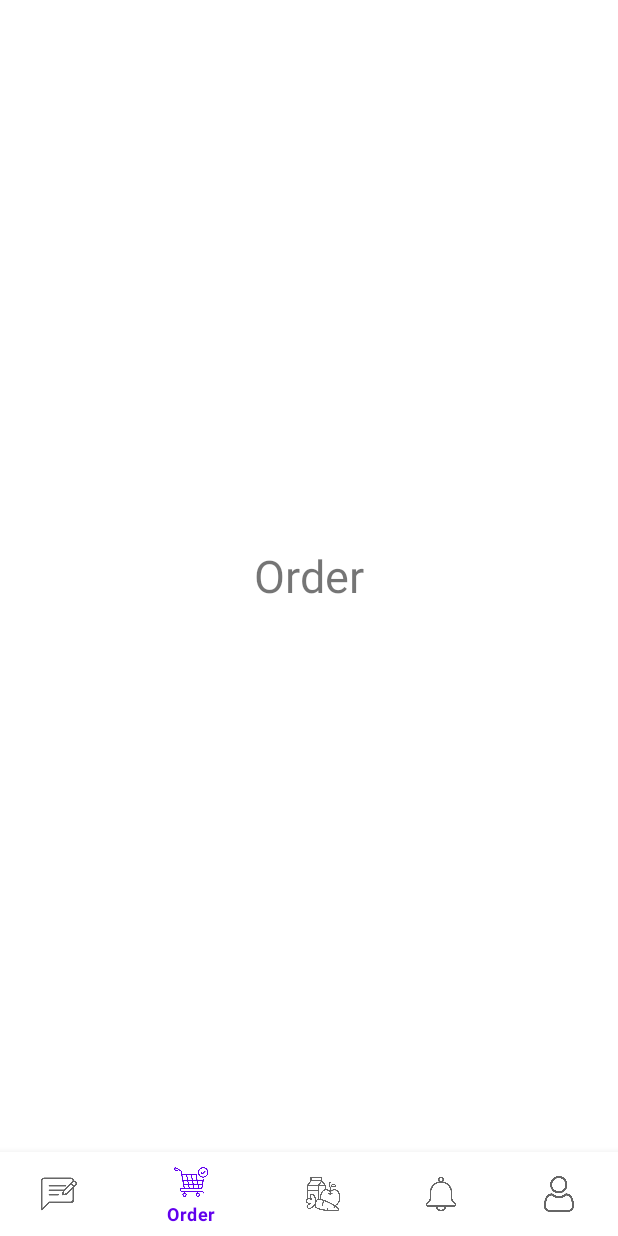
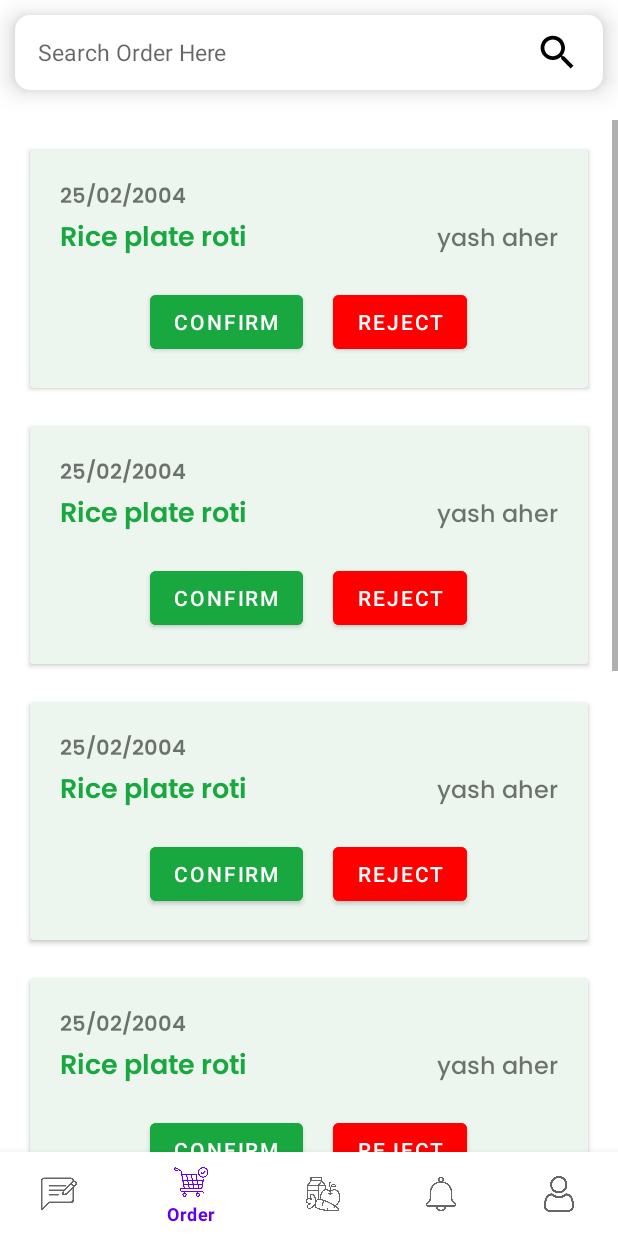
Before and after one commit to chetan7020/FoodBankApp, an Android app: the ProviderOrderFragment screen opened through its navigation route, on a phone screen of 412 x 824 dp. Run offline under Robolectric (Android 15) with nearby library versions, the phone set to English and light mode, and no system bars; our stand-ins replace navigation-ui.

```diff
--- a/app/src/main/AndroidManifest.xml
+++ b/app/src/main/AndroidManifest.xml
@@ -25,7 +25,9 @@
             android:theme="@style/Theme.MaterialComponents.DayNight.NoActionBar" />
         <activity
             android:name=".SplashActivity"
-            android:exported="false" />
+            android:exported="false">
+
+        </activity>
         <activity
             android:name=".provider.ProviderMainActivity"
             android:exported="true"
--- a/app/src/main/java/com/codizcdp/foodbanksurplus/provider/ui/ProviderOrderFragment.java
+++ b/app/src/main/java/com/codizcdp/foodbanksurplus/provider/ui/ProviderOrderFragment.java
@@ -17,7 +17,6 @@ public class ProviderOrderFragment extends Fragment {
     private void init(){
         initialize();
 
-
     }
 
     private void initialize(){
--- a/app/src/main/res/layout/activity_customer_register.xml
+++ b/app/src/main/res/layout/activity_customer_register.xml
@@ -1,10 +1,9 @@
 <?xml version="1.0" encoding="utf-8"?>
 <RelativeLayout xmlns:android="http://schemas.android.com/apk/res/android"
-    xmlns:app="http://schemas.android.com/apk/res-auto"
     xmlns:tools="http://schemas.android.com/tools"
     android:layout_width="match_parent"
     android:layout_height="match_parent"
-    tools:context=".CustomerRegister">
+    tools:context=".CustomerRegisterActivity">
 
     <LinearLayout
         android:layout_width="match_parent"
@@ -14,9 +13,9 @@
         <ImageView
             android:layout_width="150dp"
             android:layout_height="150dp"
-                android:src="@drawable/login_img"
             android:layout_gravity="center"
-                android:layout_marginTop="30dp"/>
+            android:layout_marginTop="30dp"
+            android:src="@drawable/login_img" />
 
         <LinearLayout
             android:layout_width="match_parent"
@@ -27,23 +26,23 @@
             <TextView
                 android:layout_width="wrap_content"
                 android:layout_height="wrap_content"
-            android:text="Welcome to"
-            android:gravity="center"
                 android:layout_marginTop="50dp"
                 android:fontFamily="@font/poppins_semibold"
-            android:textSize="20dp"
-            android:textColor="@color/black"/>
+                android:gravity="center"
+                android:text="Welcome to"
+                android:textColor="@color/black"
+                android:textSize="20dp" />
 
             <TextView
                 android:layout_width="wrap_content"
                 android:layout_height="wrap_content"
+                android:layout_marginLeft="5dp"
+                android:layout_marginTop="50dp"
+                android:fontFamily="@font/poppins_semibold"
+                android:gravity="center"
                 android:text="Feed the Need"
-            android:gravity="center"
-            android:layout_marginTop="50dp"
-            android:layout_marginLeft="5dp"
-            android:fontFamily="@font/poppins_semibold"
-            android:textSize="20dp"
-            android:textColor="@color/green"/>
+                android:textColor="@color/green"
+                android:textSize="20dp" />
 
 
         </LinearLayout>
@@ -59,22 +58,16 @@
             android:textSize="16dp" />
 
 
-
-
         <LinearLayout
             android:layout_width="match_parent"
             android:layout_height="wrap_content"
             android:orientation="vertical">
 
 
-
-
-
             <com.google.android.material.textfield.TextInputLayout
                 android:id="@+id/text_input_layout1"
                 android:layout_width="match_parent"
                 android:layout_height="wrap_content"
-            android:layout_marginTop="50dp"
                 android:layout_marginLeft="20dp"
                 android:layout_marginRight="20dp"
                 android:layout_marginBottom="20dp">
@@ -88,10 +81,11 @@
                     android:drawablePadding="10dp"
                     android:fontFamily="@font/poppins_medium"
                     android:hint="Username"
+                    android:paddingLeft="20dp"
                     android:paddingTop="30dp"
-                android:paddingLeft="20dp"
                     android:paddingRight="20dp"
-                android:paddingBottom="20dp"/>
+                    android:paddingBottom="20dp"
+                    />
 
             </com.google.android.material.textfield.TextInputLayout>
 
@@ -112,8 +106,8 @@
                     android:drawablePadding="10dp"
                     android:fontFamily="@font/poppins_medium"
                     android:hint="Password"
+                    android:paddingLeft="20dp"
                     android:paddingTop="30dp"
-                android:paddingLeft="20dp"
                     android:paddingRight="20dp"
                     android:paddingBottom="20dp" />
 
@@ -136,8 +130,8 @@
                     android:drawablePadding="10dp"
                     android:fontFamily="@font/poppins_medium"
                     android:hint="Confirm Password"
+                    android:paddingLeft="20dp"
                     android:paddingTop="30dp"
-                android:paddingLeft="20dp"
                     android:paddingRight="20dp"
                     android:paddingBottom="20dp" />
 
@@ -146,15 +140,15 @@
             <Button
                 android:layout_width="match_parent"
                 android:layout_height="wrap_content"
+                android:layout_marginLeft="40dp"
+                android:layout_marginTop="40dp"
+                android:layout_marginRight="40dp"
+                android:backgroundTint="@color/green"
+                android:fontFamily="@font/poppins_semibold"
+                android:padding="15dp"
                 android:text="Sign Up"
                 android:textColor="@color/white"
-            android:padding="15dp"
-            android:layout_marginTop="40dp"
-            android:layout_marginLeft="40dp"
-            android:layout_marginRight="40dp"
-            android:textSize="17dp"
-            android:fontFamily="@font/poppins_semibold"
-            android:backgroundTint="@color/green"/>
+                android:textSize="17dp" />
 
 
             <LinearLayout
@@ -167,23 +161,22 @@
                 <TextView
                     android:layout_width="wrap_content"
                     android:layout_height="wrap_content"
+                    android:fontFamily="@font/poppins_semibold"
+                    android:gravity="center_horizontal"
                     android:text="For Provider Register?"
-                android:fontFamily="@font/poppins_semibold"
-                android:textAlignment="center"
-                android:gravity="center_horizontal"/>
+                    android:textAlignment="center" />
 
                 <TextView
                     android:id="@+id/provider_register"
                     android:layout_width="wrap_content"
                     android:layout_height="wrap_content"
+                    android:layout_gravity="center_horizontal"
+                    android:fontFamily="@font/poppins_semibold"
+                    android:gravity="center_horizontal"
+                    android:paddingLeft="5dp"
                     android:text="Click here"
-                android:paddingLeft="5dp"
-                android:fontFamily="@font/poppins_semibold"
-                android:textColor="@color/green"
                     android:textAlignment="center"
-                android:layout_gravity="center_horizontal"
-                android:gravity="center_horizontal"/>
-
+                    android:textColor="@color/green" />
 
 
             </LinearLayout>
@@ -193,45 +186,36 @@
 
     </LinearLayout>
 
-
     <LinearLayout
         android:layout_width="match_parent"
         android:layout_height="wrap_content"
         android:layout_alignParentBottom="true"
+        android:layout_marginBottom="20dp"
         android:gravity="center"
-        android:layout_marginBottom="20dp"
         android:orientation="horizontal">
 
         <TextView
             android:layout_width="wrap_content"
             android:layout_height="wrap_content"
+            android:fontFamily="@font/poppins_semibold"
+            android:gravity="center_horizontal"
             android:text="Already have an account?"
-            android:fontFamily="@font/poppins_semibold"
-            android:textAlignment="center"
-            android:gravity="center_horizontal"/>
+            android:textAlignment="center" />
 
         <TextView
             android:id="@+id/login"
             android:layout_width="wrap_content"
             android:layout_height="wrap_content"
+            android:layout_gravity="center_horizontal"
+            android:fontFamily="@font/poppins_semibold"
+            android:gravity="center_horizontal"
+            android:paddingLeft="5dp"
             android:text="Login"
-            android:paddingLeft="5dp"
-            android:fontFamily="@font/poppins_semibold"
-            android:textColor="@color/green"
             android:textAlignment="center"
-            android:layout_gravity="center_horizontal"
-            android:gravity="center_horizontal"/>
-
+            android:textColor="@color/green" />
 
 
     </LinearLayout>
 
 
-
-
-
-
-
-
-
 </RelativeLayout>
--- a/app/src/main/res/layout/feedback_layout.xml
+++ b/app/src/main/res/layout/feedback_layout.xml
@@ -1,12 +1,14 @@
 <?xml version="1.0" encoding="utf-8"?>
 <LinearLayout xmlns:android="http://schemas.android.com/apk/res/android"
+    xmlns:app="http://schemas.android.com/apk/res-auto"
     android:layout_width="match_parent"
     android:layout_height="wrap_content">
 
     <androidx.cardview.widget.CardView
         android:layout_width="match_parent"
         android:layout_height="wrap_content"
-        android:layout_margin="10dp">
+        android:layout_margin="10dp"
+        app:cardBackgroundColor="@color/light_green">
 
         <LinearLayout
             android:layout_width="match_parent"
--- a/app/src/main/res/layout/provider_fragment_food.xml
+++ b/app/src/main/res/layout/provider_fragment_food.xml
@@ -72,7 +72,6 @@
         android:layout_marginRight="30dp"
         android:layout_marginBottom="30dp"
         android:src="@drawable/addbtnsvg"
-        app:backgroundTint="@color/white"
         app:maxImageSize="57dp"/>
 
 
--- a/app/src/main/res/layout/provider_fragment_order.xml
+++ b/app/src/main/res/layout/provider_fragment_order.xml
@@ -1,15 +1,73 @@
 <?xml version="1.0" encoding="utf-8"?>
-<LinearLayout xmlns:android="http://schemas.android.com/apk/res/android"
+<RelativeLayout xmlns:android="http://schemas.android.com/apk/res/android"
     xmlns:tools="http://schemas.android.com/tools"
     android:layout_width="match_parent"
     android:layout_height="match_parent"
-    android:gravity="center"
     tools:context=".provider.ui.ProviderOrderFragment">
 
-    <TextView
-        android:layout_width="wrap_content"
+    <RelativeLayout
+        android:id="@+id/relLayout1"
+        android:layout_width="match_parent"
+        android:layout_height="50dp"
+        android:layout_marginLeft="10dp"
+        android:layout_marginTop="10dp"
+        android:layout_marginRight="10dp"
+        android:background="@drawable/round_corner"
+        android:elevation="10dp"
+        android:paddingStart="15dp">
+
+        <ImageView
+            android:id="@+id/ivSearch"
+            android:layout_width="30dp"
+            android:layout_height="30dp"
+            android:layout_alignParentEnd="true"
+            android:layout_centerVertical="true"
+            android:layout_marginStart="10dp"
+            android:layout_marginEnd="15dp"
+            android:src="@drawable/magnify" />
+
+        <AutoCompleteTextView
+            android:id="@+id/etSearch"
+            android:layout_width="match_parent"
+            android:layout_height="match_parent"
+            android:layout_centerVertical="true"
+            android:layout_toStartOf="@+id/ivSearch"
+            android:background="@null"
+            android:hint="Search Order Here"
+            android:imeOptions="actionSearch"
+            android:textColor="@color/black"
+            android:textSize="15sp" />
+
+    </RelativeLayout>
+
+    <ScrollView
+        android:layout_width="match_parent"
         android:layout_height="wrap_content"
-        android:text="Order"
-        android:textSize="30sp" />
+        android:layout_below="@id/relLayout1"
+        android:layout_marginTop="20dp">
 
-</LinearLayout>
+
+        <LinearLayout
+            android:layout_width="match_parent"
+            android:layout_height="wrap_content"
+            android:orientation="vertical">
+
+            <include layout="@layout/provider_order_layout" />
+
+            <include layout="@layout/provider_order_layout" />
+
+            <include layout="@layout/provider_order_layout" />
+
+            <include layout="@layout/provider_order_layout" />
+
+            <include layout="@layout/provider_order_layout" />
+
+            <include layout="@layout/provider_order_layout" />
+
+            <include layout="@layout/provider_order_layout" />
+
+        </LinearLayout>
+
+    </ScrollView>
+
+</RelativeLayout>
--- /dev/null
+++ b/app/src/main/res/layout/provider_order_layout.xml
@@ -0,0 +1,81 @@
+<?xml version="1.0" encoding="utf-8"?>
+<LinearLayout xmlns:android="http://schemas.android.com/apk/res/android"
+    android:layout_width="match_parent"
+    android:layout_height="match_parent">
+
+    <androidx.cardview.widget.CardView
+        android:layout_width="match_parent"
+        android:layout_height="wrap_content"
+        android:layout_marginLeft="20dp"
+        android:layout_marginTop="20dp"
+        android:layout_marginRight="20dp"
+        android:layout_marginBottom="5dp"
+        android:backgroundTint="@color/light_green">
+
+        <LinearLayout
+            android:layout_width="match_parent"
+            android:layout_height="wrap_content"
+            android:orientation="vertical"
+            android:padding="20dp">
+
+
+            <TextView
+                android:layout_width="match_parent"
+                android:layout_height="wrap_content"
+                android:fontFamily="@font/poppins_semibold"
+                android:text="25/02/2004" />
+
+            <LinearLayout
+                android:layout_width="match_parent"
+                android:layout_height="wrap_content"
+                android:orientation="horizontal">
+
+                <TextView
+                    android:layout_width="wrap_content"
+                    android:layout_height="wrap_content"
+                    android:fontFamily="@font/poppins_semibold"
+                    android:text="Rice plate roti"
+                    android:textColor="@color/green"
+                    android:textSize="18dp"
+                    android:textStyle="bold" />
+
+                <TextView
+                    android:layout_width="match_parent"
+                    android:layout_height="wrap_content"
+                    android:fontFamily="@font/poppins_medium"
+                    android:text="yash aher"
+                    android:textAlignment="textEnd"
+                    android:textSize="16dp" />
+
+            </LinearLayout>
+
+            <LinearLayout
+                android:layout_width="match_parent"
+                android:layout_height="wrap_content"
+                android:layout_marginTop="15dp"
+                android:gravity="center"
+                android:orientation="horizontal">
+
+                <Button
+                    android:layout_width="wrap_content"
+                    android:layout_height="wrap_content"
+                    android:backgroundTint="@color/green"
+                    android:text="Confirm"
+                    android:textColor="@color/white" />
+
+                <Button
+                    android:layout_width="wrap_content"
+                    android:layout_height="wrap_content"
+                    android:layout_marginLeft="20dp"
+                    android:backgroundTint="@color/red"
+                    android:text="Reject"
+                    android:textColor="@color/white" />
+
+            </LinearLayout>
+
+        </LinearLayout>
+
+    </androidx.cardview.widget.CardView>
+
+
+</LinearLayout>
--- a/app/src/main/res/values/colors.xml
+++ b/app/src/main/res/values/colors.xml
@@ -14,5 +14,6 @@
     <color name="green">#19a73f</color>
     <color name="light_grey">#e8e8ea</color>
     <color name="light_green">#ECF6EF</color>
+    <color name="red">#FF0000</color>
 
 </resources>
```
Lines whose indentation alone changed are shown as unchanged.
